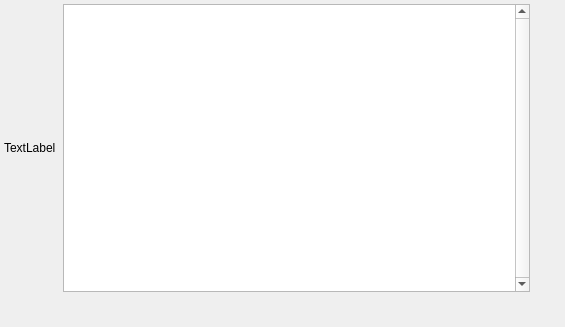
This is Source/SVWidgetsLib/FilterParameterWidgets/UI_Files/DynamicTableWidget.ui in BlueQuartzSoftware/SIMPL as Qt 5 draws it before an edit. The edited form follows.
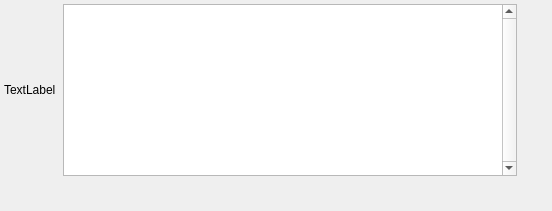
This is the edited form. Icons and pictures are not drawn.

Diff of the .ui file:
```diff
--- a/Source/SVWidgetsLib/FilterParameterWidgets/UI_Files/DynamicTableWidget.ui
+++ b/Source/SVWidgetsLib/FilterParameterWidgets/UI_Files/DynamicTableWidget.ui
@@ -6,8 +6,8 @@
    <rect>
     <x>0</x>
     <y>0</y>
-    <width>565</width>
-    <height>327</height>
+    <width>552</width>
+    <height>211</height>
    </rect>
   </property>
   <property name="windowTitle">
@@ -31,6 +31,9 @@
    </property>
    <item row="0" column="1" rowspan="3" colspan="3">
     <widget class="QTableWidget" name="dynamicTable">
+     <property name="enabled">
+      <bool>true</bool>
+     </property>
      <property name="sizePolicy">
       <sizepolicy hsizetype="Expanding" vsizetype="Preferred">
        <horstretch>0</horstretch>
@@ -188,6 +191,9 @@
    </item>
    <item row="3" column="2">
     <widget class="QPushButton" name="deleteRowBtn">
+     <property name="enabled">
+      <bool>true</bool>
+     </property>
      <property name="sizePolicy">
       <sizepolicy hsizetype="Maximum" vsizetype="Maximum">
        <horstretch>0</horstretch>
```
